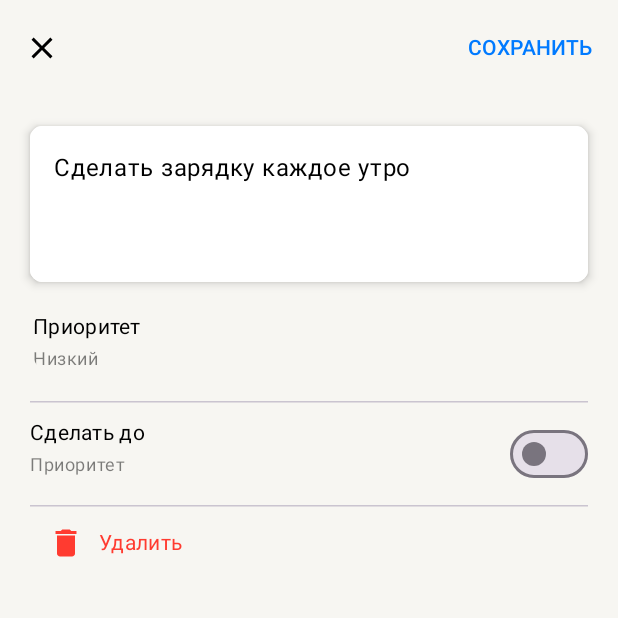
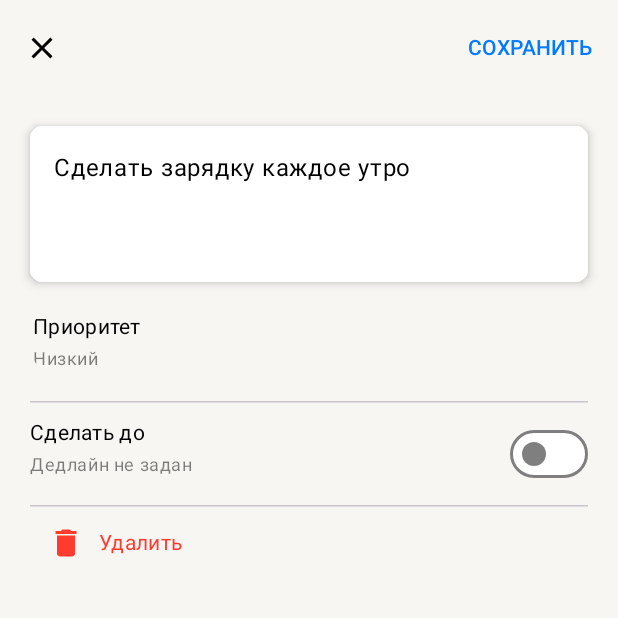
Before and after one commit to arekalov/YandexSHMR, an Android app built with Jetpack Compose: the screen it shows after launch (MainActivity), after a tap on "Сделать зарядку каждое утро", on a phone screen of 412 x 824 dp, the top half of it. Run offline under Robolectric (Android 15) with nearby library versions, the phone set to English and light mode, and no system bars.

Commit message:
feat: add deadline logic

```diff
--- a/app/src/main/java/com/arekalov/yandexshmr/EditScreen.kt
+++ b/app/src/main/java/com/arekalov/yandexshmr/EditScreen.kt
@@ -2,9 +2,11 @@ package com.arekalov.yandexshmr
 
 import android.content.res.Configuration
 import android.os.Build
+import android.widget.DatePicker
 import androidx.annotation.RequiresApi
 import androidx.compose.foundation.ScrollState
 import androidx.compose.foundation.background
+import androidx.compose.foundation.clickable
 import androidx.compose.foundation.layout.Arrangement
 import androidx.compose.foundation.layout.Box
 import androidx.compose.foundation.layout.Column
@@ -16,7 +18,6 @@ import androidx.compose.foundation.layout.width
 import androidx.compose.foundation.shape.RoundedCornerShape
 import androidx.compose.foundation.verticalScroll
 import androidx.compose.material3.CenterAlignedTopAppBar
-import androidx.compose.material3.DatePickerDialog
 import androidx.compose.material3.DropdownMenu
 import androidx.compose.material3.DropdownMenuItem
 import androidx.compose.material3.ExperimentalMaterial3Api
@@ -34,6 +35,7 @@ import androidx.compose.material3.TextField
 import androidx.compose.material3.TextFieldDefaults
 import androidx.compose.material3.TopAppBarDefaults
 import androidx.compose.runtime.Composable
+import androidx.compose.runtime.LaunchedEffect
 import androidx.compose.runtime.getValue
 import androidx.compose.runtime.mutableStateOf
 import androidx.compose.runtime.remember
@@ -41,6 +43,8 @@ import androidx.compose.runtime.setValue
 import androidx.compose.ui.Alignment
 import androidx.compose.ui.Modifier
 import androidx.compose.ui.draw.shadow
+import androidx.compose.ui.graphics.Color
+import androidx.compose.ui.platform.LocalContext
 import androidx.compose.ui.res.painterResource
 import androidx.compose.ui.res.stringResource
 import androidx.compose.ui.tooling.preview.Preview
@@ -49,6 +53,7 @@ import androidx.compose.ui.unit.dp
 import androidx.lifecycle.viewmodel.compose.viewModel
 import com.arekalov.yandexshmr.models.Priority
 import com.arekalov.yandexshmr.ui.ToDoListTheme
+import java.time.LocalDate
 
 @RequiresApi(Build.VERSION_CODES.O)
 @Composable
@@ -108,7 +113,17 @@ fun EditScreen(
                 onHighClick = { item?.priority?.value = Priority.HIGH }
             )
             HorizontalDivider()
-            DeadlinePicker()
+            DeadlinePicker(
+                deadline = item?.deadline?.value,
+                onSwitchChanged = {
+                    if (it) {
+                        item?.deadline?.value = LocalDate.now()
+                    } else item?.deadline?.value = null
+                },
+                onDateSelected = { item?.deadline?.value = it },
+
+                modifier = Modifier
+            )
             HorizontalDivider()
             TextButton(onClick = {
                 toDoItemsViewModel.deleteItem(item!!)
@@ -133,36 +148,75 @@ fun EditScreen(
     }
 }
 
+@RequiresApi(Build.VERSION_CODES.O)
+@Composable
+fun DeadlinePicker(
+    deadline: LocalDate?,
+    onSwitchChanged: (Boolean) -> Unit,
+    onDateSelected: (LocalDate) -> Unit,
+    modifier: Modifier = Modifier
+) {
+    val mContext = LocalContext.current
+    val showDialog = remember { mutableStateOf(false) }
+    LaunchedEffect(showDialog.value) {
+        if (showDialog.value) {
+            val mYear: Int
+            val mMonth: Int
+            val mDay: Int
 
-@Composable
-fun DeadlinePicker(modifier: Modifier = Modifier) {
+            val initialDate = deadline ?: LocalDate.now()
+            mYear = initialDate.year
+            mMonth = initialDate.monthValue - 1
+            mDay = initialDate.dayOfMonth
+
+            android.app.DatePickerDialog(
+                mContext,
+                { _: DatePicker, year: Int, month: Int, dayOfMonth: Int ->
+                    onDateSelected(LocalDate.of(year, month + 1, dayOfMonth))
+                    showDialog.value = false
+                },
+                mYear, mMonth, mDay
+            ).show()
+        }
+    }
+
     Row(
         horizontalArrangement = Arrangement.SpaceBetween,
         modifier = modifier
             .padding(vertical = 10.dp)
             .fillMaxWidth()
     ) {
-        Column(horizontalAlignment = Alignment.Start) {
+        Column(
+            horizontalAlignment = Alignment.Start,
+            modifier = Modifier.clickable { showDialog.value = true }
+        ) {
             Text(
                 text = stringResource(R.string.deadlinLabel),
                 style = MaterialTheme.typography.bodyMedium,
                 color = MaterialTheme.colorScheme.onBackground,
-
-                )
+            )
             Text(
-                text = stringResource(R.string.priorityLabel),
+                text = deadline?.toString() ?: stringResource(R.string.noDeadlineLabel),
                 color = MaterialTheme.colorScheme.onBackground.copy(alpha = 0.5f),
                 style = MaterialTheme.typography.bodySmall,
                 modifier = Modifier.padding(top = 3.dp)
             )
         }
         Switch(
-            checked = false,
-            colors = SwitchDefaults.colors(),
-            onCheckedChange = { })
-
+            checked = deadline != null,
+            colors = SwitchDefaults.colors(
+                uncheckedIconColor = MaterialTheme.colorScheme.onSurface.copy(0.5f),
+                uncheckedThumbColor = MaterialTheme.colorScheme.onSurface.copy(0.5f),
+                uncheckedTrackColor = Color.White,
+                uncheckedBorderColor = MaterialTheme.colorScheme.onSurface.copy(0.5f)
+            ),
+            onCheckedChange = {
+                onSwitchChanged(it)
+            }
+        )
     }
 }
+
 
 @OptIn(ExperimentalMaterial3Api::class)
 @Composable
@@ -190,17 +244,6 @@ fun AppBar(modifier: Modifier = Modifier, onBack: () -> Unit, onSave: () -> Unit
         },
         modifier = modifier
     )
-}
-
-@OptIn(ExperimentalMaterial3Api::class)
-@Composable
-fun MyDatePickerDialog(modifier: Modifier = Modifier) {
-    DatePickerDialog(
-        onDismissRequest = { /*TODO*/ },
-        confirmButton = { /*TODO*/ },
-        dismissButton = { /*TODO*/ }
-    ) {
-    }
 }
 
 @Composable
@@ -297,19 +340,13 @@ private fun DropDownMenuPreview() {
     }
 }
 
-@Preview
-@Composable
-private fun DatePickerDialogPreview() {
-    ToDoListTheme {
-        MyDatePickerDialog()
-    }
-}
 
+@RequiresApi(Build.VERSION_CODES.O)
 @Preview(showBackground = true)
 @Composable
 fun DeadlinePickerPreview(modifier: Modifier = Modifier) {
     ToDoListTheme {
-        DeadlinePicker()
+        DeadlinePicker(null, {}, {})
     }
 }
 
--- a/app/src/main/java/com/arekalov/yandexshmr/HomeScreen.kt
+++ b/app/src/main/java/com/arekalov/yandexshmr/HomeScreen.kt
@@ -161,7 +161,7 @@ fun ItemWithSwipe(
             }
             return@rememberSwipeToDismissBoxState true
         },
-        positionalThreshold = { it * .5f })
+        positionalThreshold = { it * .75f })
     SwipeToDismissBox(
         state = dismissState,
         modifier = modifier,
--- a/app/src/main/res/values/strings.xml
+++ b/app/src/main/res/values/strings.xml
@@ -9,4 +9,7 @@
     <string name="deadlinLabel">Сделать до</string>
     <string name="deleteLabel">Удалить</string>
     <string name="saveLabel">СОХРАНИТЬ</string>
+    <string name="noDeadlineLabel">Дедлайн не задан</string>
+    <string name="okLabel">Ok</string>
+    <string name="cancelLabel">Отменить</string>
 </resources>
```
